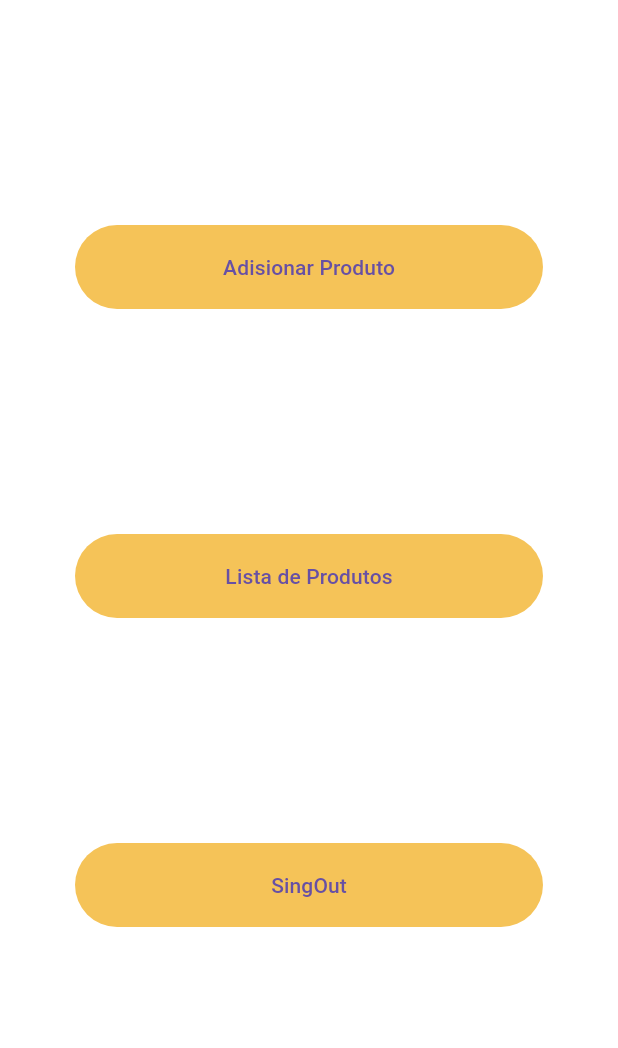
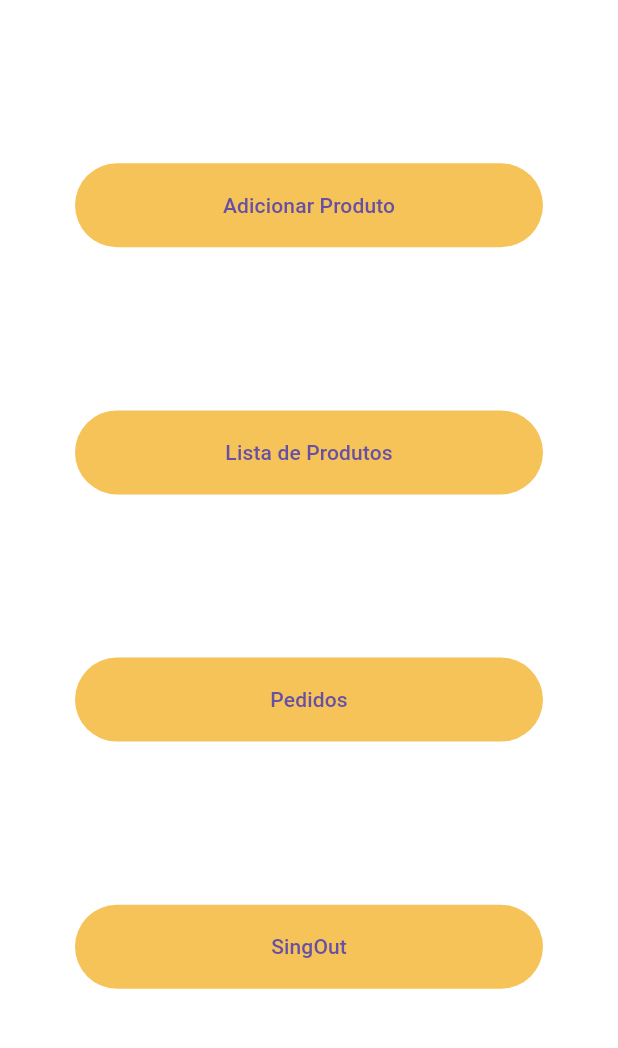
Before and after one commit to Alejandro-diego/verenaAMS, a Flutter app: the screen it shows once a user with an empty profile is signed in, on a phone screen of 412 x 824 dp, the part 84-1132 px from its top. Run offline on Flutter 3.47's test engine with Material 3 defaults, Android fonts, the phone set to English and light mode, and no system bars; our stand-ins replace brasil_fields, cloud_firestore, firebase_auth, firebase_core, flutter_svg, qr_flutter and 1 more; missing offline and left inert: pix_flutter; accounts and stored records are empty.

Commit message:
first commit

```diff
--- a/lib/Screens/Home/home_page.dart
+++ b/lib/Screens/Home/home_page.dart
@@ -3,6 +3,7 @@ import 'package:firebase_auth/firebase_auth.dart';
 import 'package:flutter/material.dart';
 import 'package:verenaadm/Screens/Home/caragar_produto.dart';
 import 'package:verenaadm/Screens/Home/categorias_page.dart';
+import 'package:verenaadm/Screens/Home/pedidos_page.dart';
 //import 'package:verenaadm/Screens/Home/ventas_page.dart';
 
 
@@ -33,7 +34,7 @@ class _HomePageState extends State<HomePage> {
             Padding(
               padding: const EdgeInsets.symmetric(horizontal: 50),
               child: ElevatedButton(
-                child: const Text('Adisionar Produto'),
+                child: const Text('Adicionar Produto'),
                 onPressed: () {
                   Navigator.of(context).push(
                     MaterialPageRoute(
@@ -61,6 +62,21 @@ class _HomePageState extends State<HomePage> {
               ),
             ),
             const Spacer(),
+                Padding(
+              padding: const EdgeInsets.symmetric(horizontal: 50),
+              child: ElevatedButton(
+                child: const Text('Pedidos'),
+                onPressed: () {
+                  Navigator.of(context).push(
+                    MaterialPageRoute(
+                      builder: (context) => const Pedidos(),
+                    ),
+                  );
+                },
+
+              ),
+            ),
+             const Spacer(),
             Padding(
               padding: const EdgeInsets.symmetric(horizontal: 50),
               child: ElevatedButton(
--- /dev/null
+++ b/lib/Screens/Home/pedidos_page.dart
@@ -0,0 +1,19 @@
+import 'package:flutter/material.dart';
+
+class Pedidos extends StatefulWidget {
+  const Pedidos({super.key});
+
+  @override
+  State<Pedidos> createState() => _PedidosState();
+}
+
+class _PedidosState extends State<Pedidos> {
+  @override
+  Widget build(BuildContext context) {
+    return Scaffold(
+      appBar: AppBar(
+        title: const Text('Pedidos'),
+      ),
+    );
+  }
+}
```
Also changed, not shown: 1 other file.
